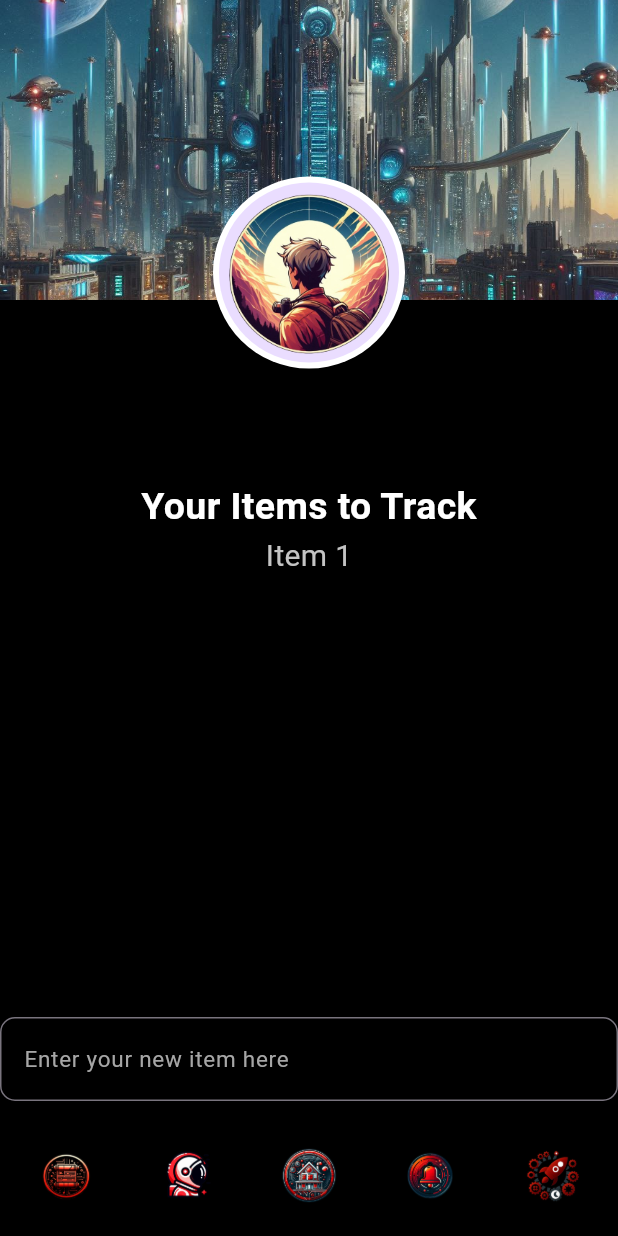
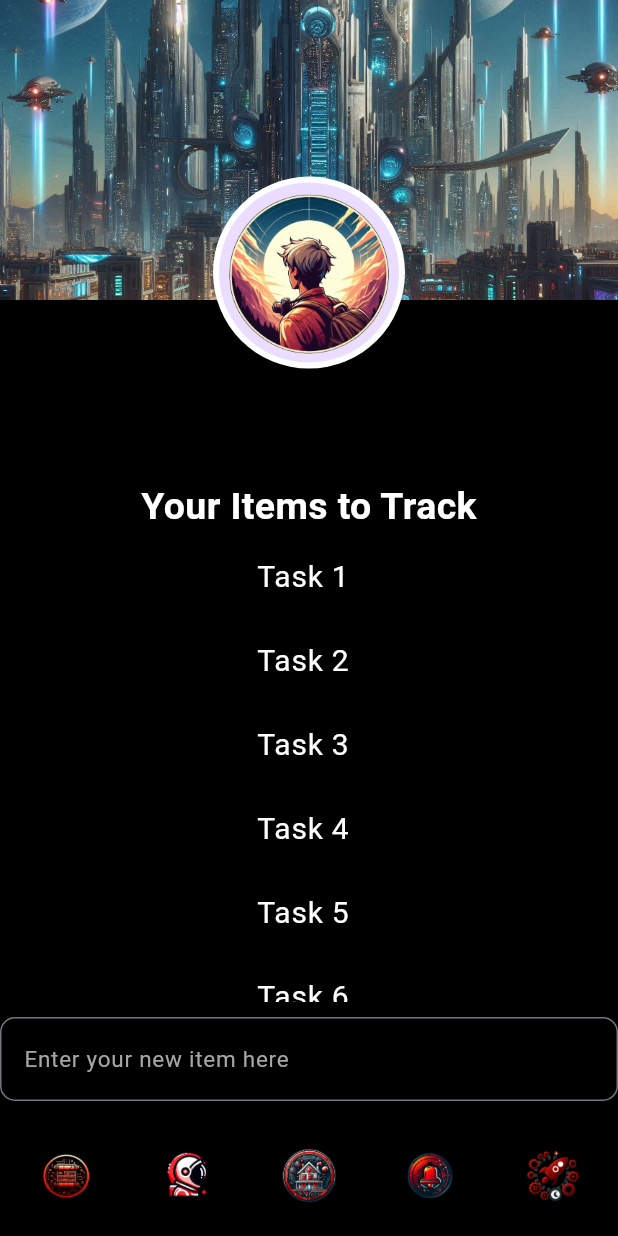
Before and after one commit to NoahTheLee/CSC322_StreakerApp_Final, a Flutter app: the HomePage screen opened directly with empty values, item 2 of the bottom bar chosen, on a phone screen of 412 x 824 dp. Run offline on Flutter 3.47's test engine with Material 3 defaults, Android fonts, the phone set to English and light mode, and no system bars; our stand-ins replace auto_size_text; Roboto replaces fonts that are missing (Arial Black); statements that could not run were skipped.

Commit message:
Mostly functional list compatibility

```diff
--- a/lib/navigator.dart
+++ b/lib/navigator.dart
@@ -20,13 +20,29 @@ class HomePageState extends State<HomePage> {
   //Simple list to hold the screens themselves
   late List<Widget> _screens;
 
+  //List of tasks to complete
+  List<String> trackedTasks = [
+    'Task 1',
+    'Task 2',
+    'Task 3',
+    'Task 4',
+    'Task 5',
+    'Task 6',
+    'Task 7',
+    'Task 8',
+    'Task 9',
+    'Task 10',
+    'Task 11',
+    'Really really really really long ass task that has a lot of fatassery that I need to make sure doesn\'t overflow but it almost certianly will oh well',
+  ];
+
   @override
   void initState() {
     super.initState();
     _screens = [
       const CreditsScreen(),
-      ProfileScreen(uid: widget.uid),
-      HomeScreen(uid: widget.uid),
+      ProfileScreen(uid: widget.uid, items: trackedTasks),
+      HomeScreen(uid: widget.uid, items: trackedTasks),
       const NotificationsScreen(),
       const SettingsScreen(),
     ];
--- a/lib/screens/profile_screen.dart
+++ b/lib/screens/profile_screen.dart
@@ -2,9 +2,11 @@ import 'package:csc322_streaker_final/firebase%20stuff/firebase_handler.dart';
 import 'package:flutter/material.dart';
 
 class ProfileScreen extends StatefulWidget {
-  const ProfileScreen({super.key, required this.uid});
+  const ProfileScreen({super.key, required this.uid, required this.items});
 
   final String uid;
+
+  final List<String> items;
 
   @override
   ProfileScreenState createState() => ProfileScreenState();
@@ -89,21 +91,61 @@ class ProfileScreenState extends State<ProfileScreen> {
             SizedBox(
               height: MediaQuery.sizeOf(context).height / 2 - 100,
               width: MediaQuery.sizeOf(context).width - 20,
-              child: const SingleChildScrollView(
-                scrollDirection: Axis.vertical,
-                child: Column(
-                  children: [
-                    Text(
-                      'Item 1',
-                      style: TextStyle(
-                        color: Color.fromARGB(255, 196, 196, 196),
-                        fontSize: 20,
-                      ),
+              child: Column(
+                children: [
+                  Expanded(
+                    child: ListView.builder(
+                      //ListView.builder cannibalized from shopping app
+                      itemCount: widget.items.length,
+                      itemBuilder: (context, index) {
+                        return Dismissible(
+                          //Make them dismissible
+                          key: Key(
+                            widget.items[index],
+                          ),
+                          onDismissed: (direction) {
+                            //Get rid of the thing
+                            setState(() {
+                              //TODO: Remove from database
+                              widget.items.removeAt(index);
+                            });
+                          },
+                          background: Container(
+                            //Background for the dismissible
+                            alignment: Alignment.centerRight,
+                            decoration: BoxDecoration(
+                                borderRadius: BorderRadius.circular(30),
+                                color:
+                                    const Color.fromARGB(255, 229, 126, 119)),
+                            child: const Padding(
+                              padding: EdgeInsets.symmetric(
+                                  horizontal: 30, vertical: 10),
+                              child: Icon(
+                                Icons.delete,
+                                color: Colors.white,
+                              ),
+                            ),
+                          ),
+                          child: ListTile(
+                            title: Center(
+                              child: Text(
+                                //The item itself, just a text widget
+                                widget.items[index],
+                                style: const TextStyle(
+                                  color: Colors.white,
+                                  fontSize: 20,
+                                ),
+                              ),
+                            ),
+                          ),
+                        );
+                      },
                     ),
-                  ],
-                ),
+                  ),
+                ],
               ),
             ),
+
             ////////////////////////////////////////////////////////////////////////////////////
             //////////////////////////////Add New Item//////////////////////////////////////////
             const SizedBox(height: 10),
```
Also changed, not shown: lib/screens/home_screen.dart (+22 -49 lines).
